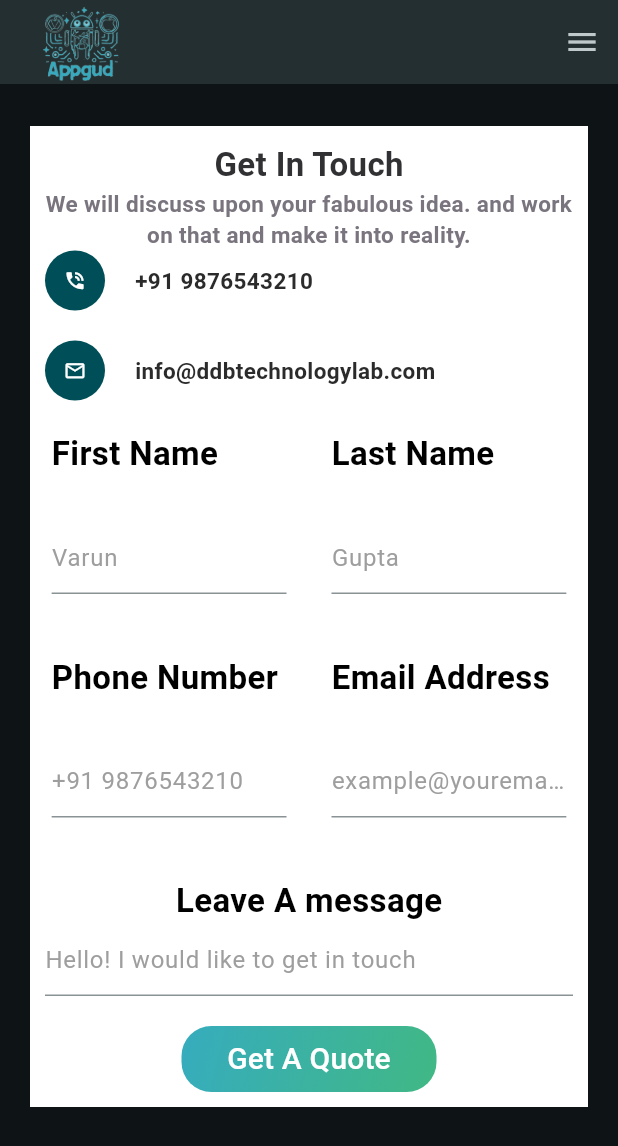
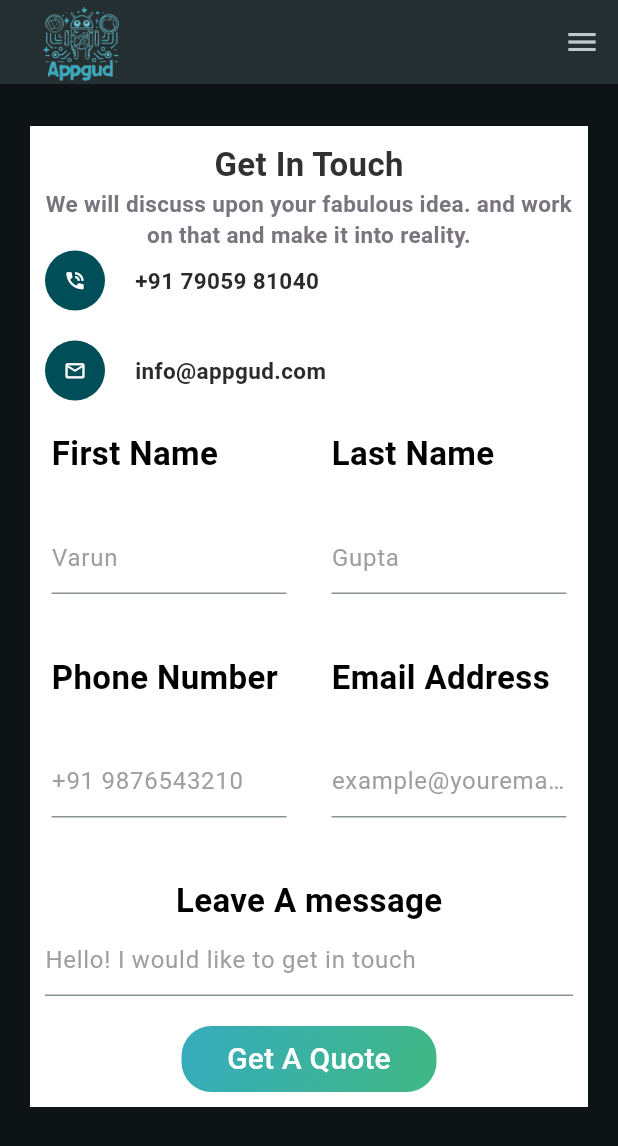
Before and after one commit to VarunGuptaPy/AppGud, a Flutter app: the screen it shows after launch, scrolled down 576 dp, after a tap on "Get A Quote", on a phone screen of 412 x 824 dp. Shown: the top 1146 px of the screen. Run offline on Flutter 3.47's test engine with Material 3 defaults, Android fonts, the phone set to English and light mode, and no system bars; our stand-ins replace flutter_dotenv, google_fonts; missing offline and left inert: dart:html.

Commit message:
Gramatical issue

```diff
--- a/lib/mobile_website.dart
+++ b/lib/mobile_website.dart
@@ -189,7 +189,7 @@ class _MobileWebsiteState extends State<MobileWebsite> {
                         ConstrainedBox(
                           constraints: BoxConstraints(maxWidth: 500),
                           child: Text(
-                            "As a tight-knit team of experts, we create memorable and emotional websites,digital experiences, and native apps",
+                            "As a tight-knit team of experts, we create memorable and emotional websites, digital experiences and native apps",
                             textAlign: TextAlign.center,
                           ),
                         ),
@@ -1195,7 +1195,7 @@ class _MobileWebsiteState extends State<MobileWebsite> {
                                       width: 20,
                                     ),
                                     Text(
-                                      "+91 9876543210",
+                                      "+91 79059 81040",
                                       style: GoogleFonts.muktaMalar(
                                           fontSize: 15,
                                           fontWeight: FontWeight.w700,
@@ -1219,7 +1219,7 @@ class _MobileWebsiteState extends State<MobileWebsite> {
                                     width: 20,
                                   ),
                                   Text(
-                                    "info@ddbtechnologylab.com",
+                                    "info@appgud.com",
                                     style: GoogleFonts.muktaMalar(
                                         fontSize: 15,
                                         fontWeight: FontWeight.w700,
--- a/lib/website.dart
+++ b/lib/website.dart
@@ -259,7 +259,7 @@ class _WebisteState extends State<Webiste> {
                                       SizedBox(
                                         width: 600,
                                         child: Text(
-                                          "As a tight-knit team of experts, we create memorable and emotional websites, digital experiences, and native apps.",
+                                          "As a tight-knit team of experts, we create memorable and emotional websites, digital experiences and native apps.",
                                           style: GoogleFonts.muktaMalar(
                                             fontSize: 22,
                                           ),
```
Also changed, not shown: 1 other file.
